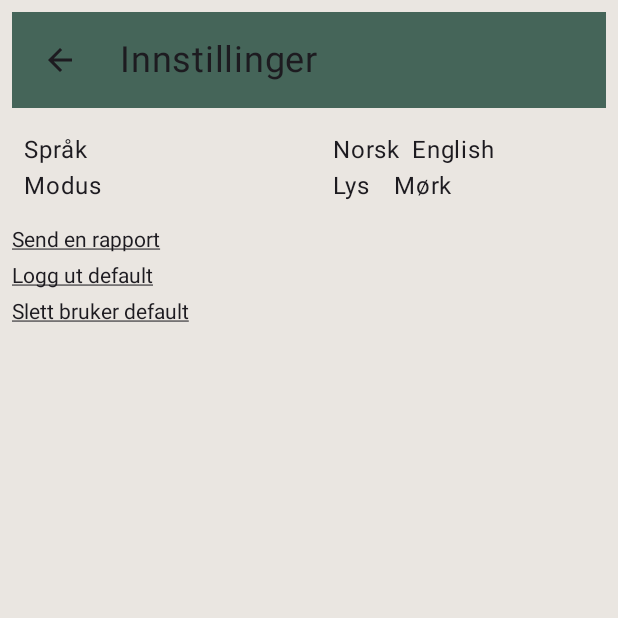
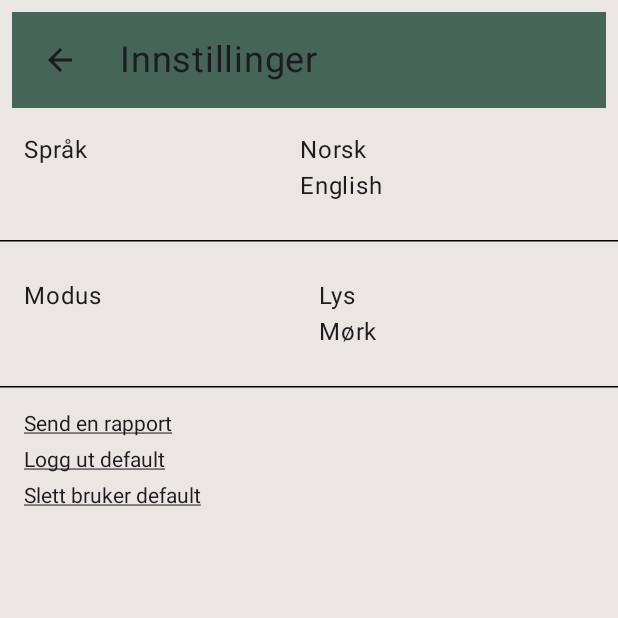
Before and after one commit to BjornToreLodding/HoplaGitHub, an Android app built with Jetpack Compose: the composable SettingsScreen shown on its own in the app's theme, on a phone screen of 412 x 824 dp, the top half of it. Run offline under Robolectric (Android 15) with nearby library versions, the phone set to English and light mode, and no system bars; our stand-ins replace livedata-compose.

Commit message:
Fix layout settings

```diff
--- a/Android/app/src/main/java/com/example/hopla/ProfileScreen.kt
+++ b/Android/app/src/main/java/com/example/hopla/ProfileScreen.kt
@@ -17,7 +17,6 @@ import androidx.compose.ui.Modifier
 import androidx.compose.ui.res.stringResource
 import androidx.compose.ui.unit.dp
 import androidx.lifecycle.SavedStateHandle
-import androidx.lifecycle.ViewModel
 import androidx.lifecycle.viewmodel.compose.viewModel
 import androidx.navigation.NavController
 import com.example.hopla.ui.theme.ThemeViewModel
@@ -57,9 +56,8 @@ import androidx.compose.ui.unit.sp
 import com.example.hopla.ui.theme.PrimaryBlack
 import com.example.hopla.ui.theme.PrimaryWhite
 import android.app.Application
+import androidx.compose.ui.graphics.Color
 import androidx.lifecycle.AndroidViewModel
-import androidx.compose.runtime.mutableStateOf
-
 
 @Composable
 fun ProfileScreen(
@@ -145,30 +143,39 @@ fun SettingsScreen(
         Row(
             modifier = Modifier
                 .fillMaxWidth()
-                .padding(16.dp)
+                .padding(16.dp),
+            horizontalArrangement = Arrangement.SpaceBetween
         ) {
-            Column(
-                modifier = Modifier
-                    .weight(1f)
-                    .padding(end = 8.dp)
-            ) {
-                Text(text = stringResource(R.string.language))
-                Text(text = stringResource(R.string.mode))
-            }
-            Column(
-                modifier = Modifier
-                    .weight(1f)
-                    .padding(start = 8.dp)
-            ) {
-                LanguageSelection(languageViewModel)
-                ModeSelection(themeViewModel)
-            }
+            Text(text = stringResource(R.string.language))
+            LanguageSelection(languageViewModel)
         }
+
+        HorizontalDivider(
+            modifier = Modifier.padding(vertical = 8.dp),
+            thickness = 1.dp,
+            color = PrimaryBlack
+        )
+
+        Row(
+            modifier = Modifier
+                .fillMaxWidth()
+                .padding(16.dp),
+            horizontalArrangement = Arrangement.SpaceBetween
+        ) {
+            Text(text = stringResource(R.string.mode))
+            ModeSelection(themeViewModel)
+        }
+
+        HorizontalDivider(
+            modifier = Modifier.padding(vertical = 8.dp),
+            thickness = 1.dp,
+            color = PrimaryBlack
+        )
 
         Text(
             text = stringResource(R.string.send_a_report),
             modifier = Modifier
-                .padding(start = 8.dp, bottom = 8.dp)
+                .padding(start = 16.dp, bottom = 8.dp, top = 8.dp)
                 .clickable { showReportDialog = true },
             style = TextStyle(textDecoration = TextDecoration.Underline)
         )
@@ -176,7 +183,7 @@ fun SettingsScreen(
         Text(
             text = stringResource(R.string.log_out),
             modifier = Modifier
-                .padding(start = 8.dp, bottom = 8.dp)
+                .padding(start = 16.dp, bottom = 8.dp)
                 .clickable { showLogOutDialog = true },
             style = TextStyle(textDecoration = TextDecoration.Underline)
         )
@@ -184,7 +191,7 @@ fun SettingsScreen(
         Text(
             text = stringResource(R.string.delete_user),
             modifier = Modifier
-                .padding(start = 8.dp)
+                .padding(start = 16.dp)
                 .clickable { showDeleteDialog = true },
             style = TextStyle(textDecoration = TextDecoration.Underline)
         )
@@ -313,8 +320,11 @@ class LanguageViewModel(
 
 @Composable
 fun LanguageSelection(languageViewModel: LanguageViewModel) {
-    Column {
-        Row {
+    Box(
+        modifier = Modifier.fillMaxWidth(),
+        contentAlignment = Alignment.Center
+    ) {
+        Column {
             Text(
                 text = "Norsk",
                 modifier = Modifier
@@ -324,6 +334,7 @@ fun LanguageSelection(languageViewModel: LanguageViewModel) {
             Text(
                 text = "English",
                 modifier = Modifier
+                    .padding(horizontal = 8.dp)
                     .clickable { languageViewModel.setLanguage("English") }
             )
         }
@@ -332,8 +343,11 @@ fun LanguageSelection(languageViewModel: LanguageViewModel) {
 
 @Composable
 fun ModeSelection(themeViewModel: ThemeViewModel = viewModel()) {
-    Column {
-        Row {
+    Box(
+        modifier = Modifier.fillMaxWidth(),
+        contentAlignment = Alignment.Center
+    ) {
+        Column {
             Text(
                 text = stringResource(R.string.light),
                 modifier = Modifier
```
